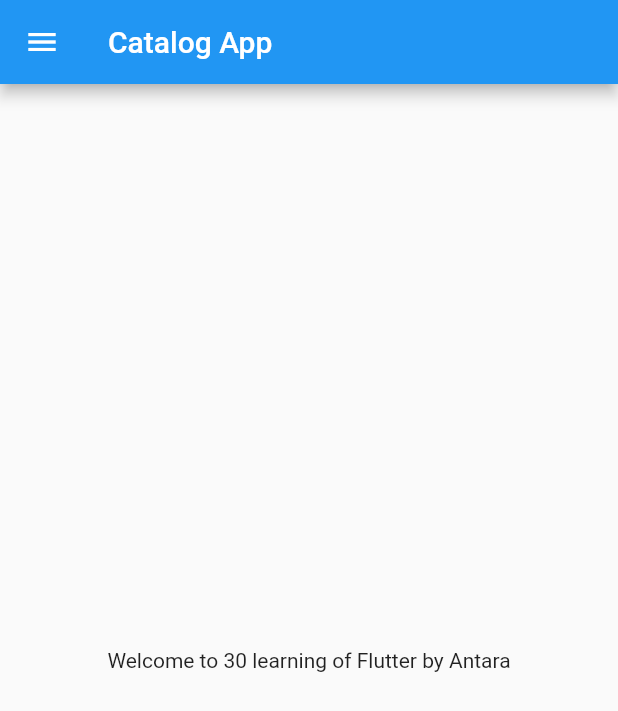
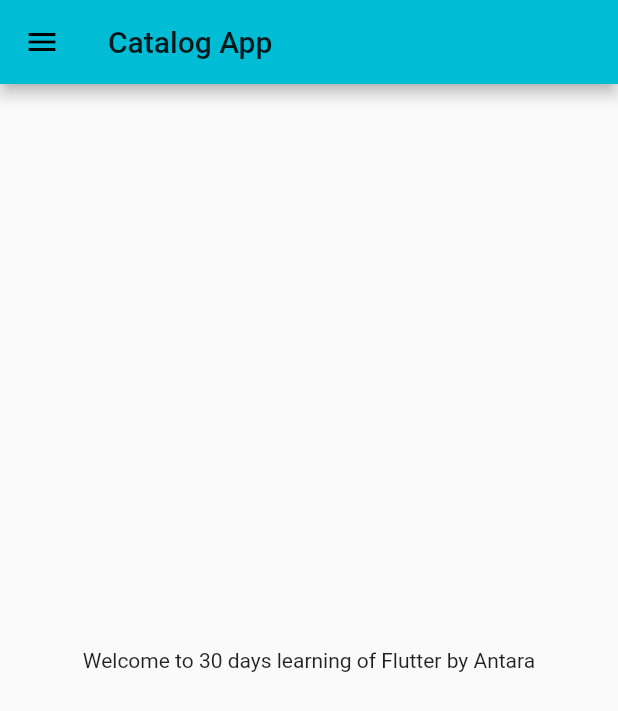
Before and after one commit to ElixerofCoding144/Flutter-Basics, a Flutter app: the screen it shows after launch, on a phone screen of 412 x 824 dp. Shown: the top 711 px of the screen. Run offline on Flutter 3.47's test engine with Material 2 defaults, Android fonts, the phone set to English and light mode, and no system bars.

Commit message:
day 3 completed

```diff
--- a/flutter_catalog/lib/main.dart
+++ b/flutter_catalog/lib/main.dart
@@ -1,6 +1,6 @@
 import 'package:flutter/material.dart';
-import 'package:flutter_catalog/home.dart';
-import 'home.dart';
+import 'screens/home.dart';
+import 'screens/login.dart';
 
 void main() => runApp(MyApp());
 
@@ -8,7 +8,15 @@ class MyApp extends StatelessWidget {
   @override
   Widget build(BuildContext context) {
     return MaterialApp(
-      home: HomePage(),
+      themeMode: ThemeMode.light,
+      theme: ThemeData(primarySwatch: Colors.cyan),
+      darkTheme: ThemeData(brightness: Brightness.dark),
+      initialRoute: "/home",
+      routes: {
+        "/": (context) => Login(),
+        "/login": (context) => Login(),
+        "/home": (context) => Home(),
+      },
     );
   }
 }
--- a/flutter_catalog/lib/home.dart
+++ b/flutter_catalog/lib/screens/home.dart
@@ -1,6 +1,6 @@
 import 'package:flutter/material.dart';
 
-class HomePage extends StatelessWidget {
+class Home extends StatelessWidget {
   final int days = 30;
   final String name = "Antara";
   @override
@@ -11,7 +11,7 @@ class HomePage extends StatelessWidget {
       ),
       body: Center(
         child: Container(
-          child: Text("Welcome to $days learning of Flutter by $name"),
+          child: Text("Welcome to $days days learning of Flutter by $name"),
         ),
       ),
       drawer: Drawer(),
```
Also changed, not shown: flutter_catalog/lib/screens/login.dart (added, +19 -0 lines).
